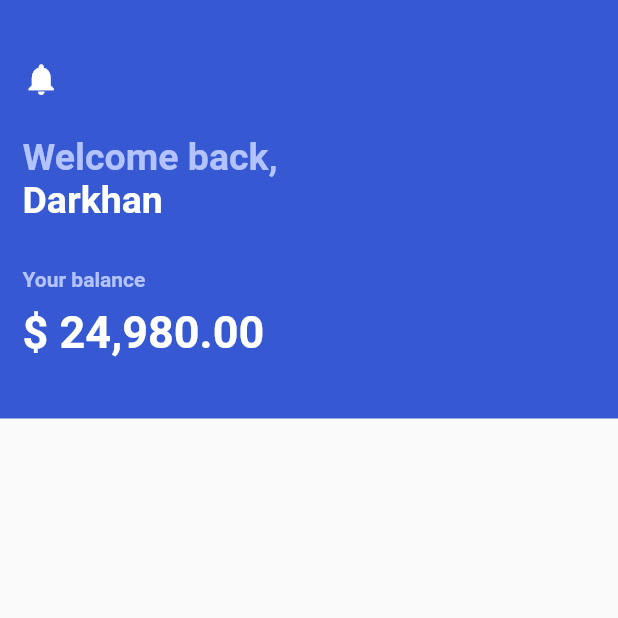
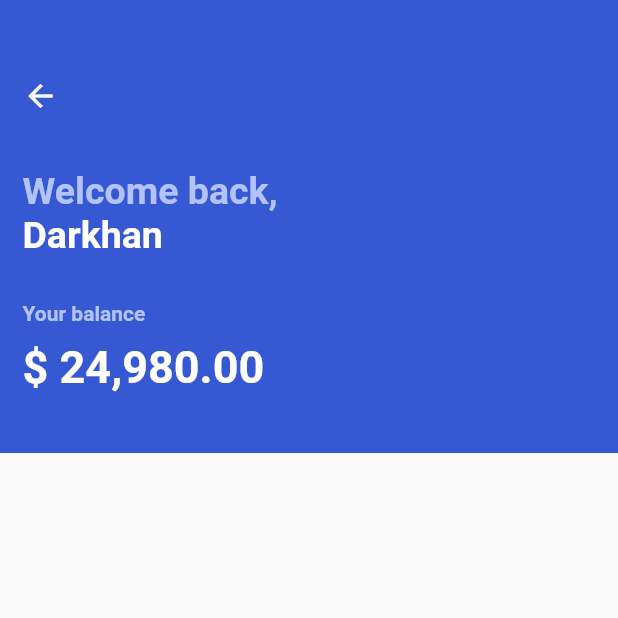
Before and after one commit to Crepiks/psb-payments, a Flutter app: the TransactionsScreen screen opened directly, on a phone screen of 412 x 824 dp, the top half of it. Run offline on Flutter 3.47's test engine with Material 2 defaults, Android fonts, the phone set to English and light mode, and no system bars.

Commit message:
fix: changed notification icon to arrow button

```diff
--- a/lib/widgets/transactions/balance_block.dart
+++ b/lib/widgets/transactions/balance_block.dart
@@ -15,10 +15,13 @@ class BalanceBlock extends StatelessWidget {
       child: Column(
         crossAxisAlignment: CrossAxisAlignment.start,
         children: <Widget>[
-          Icon(
-            Icons.notifications,
-            color: Colors.white,
-            size: 25,
+          IconButton(
+            icon: Icon(
+              Icons.arrow_back,
+              color: Colors.white,
+            ),
+            onPressed: () => Navigator.pop(context),
+            padding: EdgeInsets.only(right: 50),
           ),
           SizedBox(height: 25),
           Container(
```
